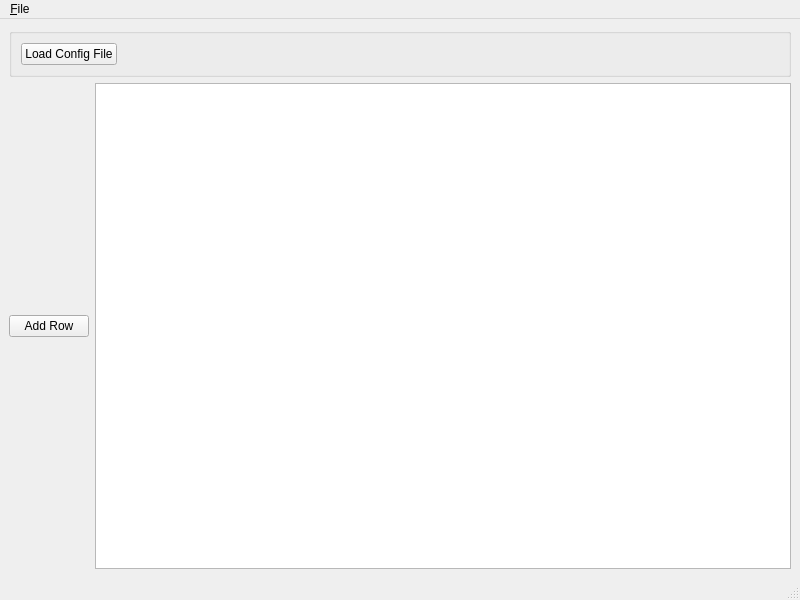
Above: project/app/ui/main_window.ui from LMaiorano/Link-Budget-Toolbox before the change. Below: the same form after it.
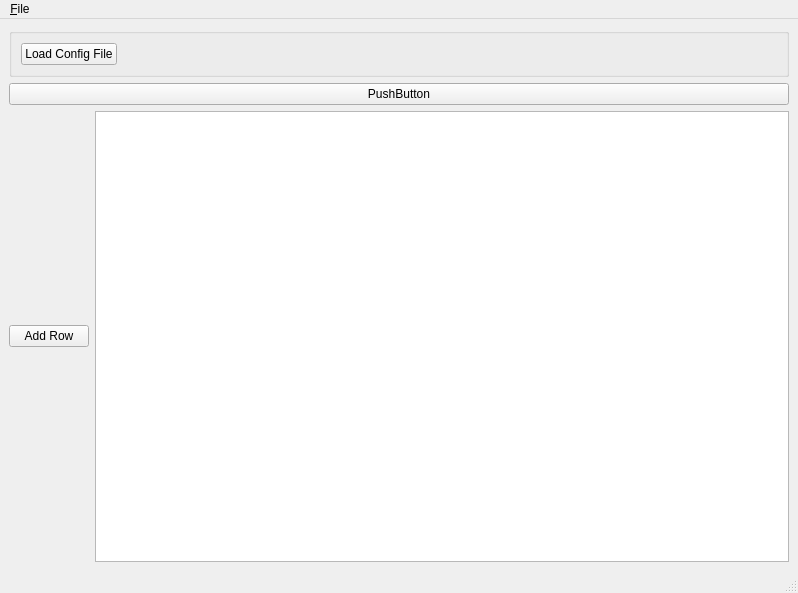
That is the form after the change.

Commit message: Test Qt designer

```diff
--- a/project/app/ui/main_window.ui
+++ b/project/app/ui/main_window.ui
@@ -6,8 +6,8 @@
    <rect>
     <x>0</x>
     <y>0</y>
-    <width>800</width>
-    <height>600</height>
+    <width>798</width>
+    <height>593</height>
    </rect>
   </property>
   <property name="windowTitle">
@@ -44,6 +44,13 @@
       </layout>
      </widget>
     </item>
+    <item>
+     <widget class="QPushButton" name="pushButton">
+      <property name="text">
+       <string>PushButton</string>
+      </property>
+     </widget>
+    </item>
     <item>
      <layout class="QHBoxLayout" name="horizontalLayout">
       <item>
@@ -68,8 +75,8 @@
     <rect>
      <x>0</x>
      <y>0</y>
-     <width>800</width>
-     <height>21</height>
+     <width>798</width>
+     <height>22</height>
     </rect>
    </property>
    <widget class="QMenu" name="menu_File">
```
